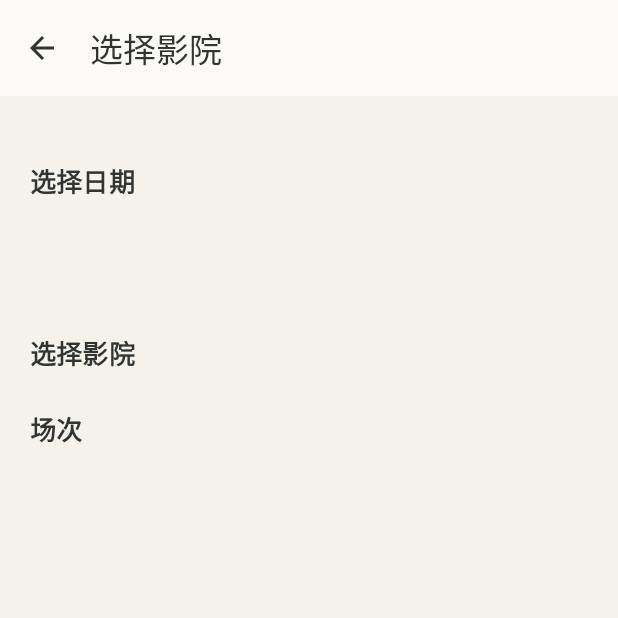
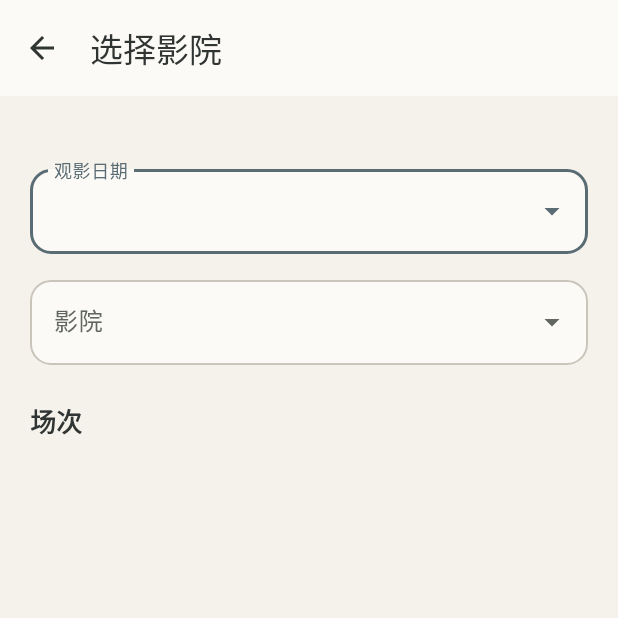
Before and after one commit to seven3420/Android-final-project, an Android app: the CinemaSelectActivity screen opened directly, with no data from a screen before it, on a phone screen of 412 x 824 dp, the top half of it. Run offline under Robolectric (Android 15) with nearby library versions, the phone set to English and light mode, and no system bars; 1 statement that could not run was skipped.

Commit message:
feat: 日期与影院改为下拉选择
- 观影日期与影院由横向/纵向列表改为 Material 下拉框，解决滑动不灵敏
- 下拉切换后自动刷新场次，保留加载、空数据与错误重试逻辑
- 统一 popup 弹层背景为莫兰迪柔白，移除默认淡紫
- 删除不再使用的 DateAdapter、CinemaAdapter 及对应布局与状态资源

```diff
--- a/app/src/main/res/color/date_text_color.xml
+++ /dev/null
@@ -1,5 +0,0 @@
-<?xml version="1.0" encoding="utf-8"?>
-<selector xmlns:android="http://schemas.android.com/apk/res/android">
-    <item android:color="@color/on_primary" android:state_selected="true" />
-    <item android:color="@color/text_primary" />
-</selector>
--- a/app/src/main/res/layout/activity_cinema_select.xml
+++ b/app/src/main/res/layout/activity_cinema_select.xml
@@ -28,6 +28,9 @@
             android:layout_width="match_parent"
             android:layout_height="wrap_content"
             android:orientation="vertical"
+            android:paddingStart="20dp"
+            android:paddingTop="8dp"
+            android:paddingEnd="20dp"
             android:paddingBottom="20dp">
 
             <TextView
@@ -35,57 +38,61 @@
                 style="@style/TextAppearance.Sixth.Caption"
                 android:layout_width="match_parent"
                 android:layout_height="wrap_content"
-                android:paddingStart="20dp"
-                android:paddingTop="6dp"
-                android:paddingEnd="20dp"
                 android:ellipsize="end"
                 android:maxLines="2"
                 android:textSize="14sp" />
+
+            <com.google.android.material.textfield.TextInputLayout
+                android:id="@+id/tilDate"
+                style="@style/Widget.Material3.TextInputLayout.OutlinedBox.ExposedDropdownMenu"
+                android:layout_width="match_parent"
+                android:layout_height="wrap_content"
+                android:layout_marginTop="16dp"
+                android:hint="观影日期"
+                app:boxBackgroundColor="@color/surface"
+                app:boxCornerRadiusBottomEnd="14dp"
+                app:boxCornerRadiusBottomStart="14dp"
+                app:boxCornerRadiusTopEnd="14dp"
+                app:boxCornerRadiusTopStart="14dp">
+
+                <com.google.android.material.textfield.MaterialAutoCompleteTextView
+                    android:id="@+id/etDate"
+                    android:layout_width="match_parent"
+                    android:layout_height="wrap_content"
+                    android:inputType="none"
+                    android:textColor="@color/text_primary"
+                    android:textSize="16sp" />
+
+            </com.google.android.material.textfield.TextInputLayout>
+
+            <com.google.android.material.textfield.TextInputLayout
+                android:id="@+id/tilCinema"
+                style="@style/Widget.Material3.TextInputLayout.OutlinedBox.ExposedDropdownMenu"
+                android:layout_width="match_parent"
+                android:layout_height="wrap_content"
+                android:layout_marginTop="12dp"
+                android:hint="影院"
+                app:boxBackgroundColor="@color/surface"
+                app:boxCornerRadiusBottomEnd="14dp"
+                app:boxCornerRadiusBottomStart="14dp"
+                app:boxCornerRadiusTopEnd="14dp"
+                app:boxCornerRadiusTopStart="14dp">
+
+                <com.google.android.material.textfield.MaterialAutoCompleteTextView
+                    android:id="@+id/etCinema"
+                    android:layout_width="match_parent"
+                    android:layout_height="wrap_content"
+                    android:inputType="none"
+                    android:textColor="@color/text_primary"
+                    android:textSize="16sp" />
+
+            </com.google.android.material.textfield.TextInputLayout>
 
             <TextView
                 style="@style/TextAppearance.Sixth.Section"
                 android:layout_width="wrap_content"
                 android:layout_height="wrap_content"
-                android:layout_marginStart="20dp"
-                android:layout_marginTop="18dp"
-                android:layout_marginEnd="20dp"
-                android:text="选择日期" />
-
-            <androidx.recyclerview.widget.RecyclerView
-                android:id="@+id/rvDates"
-                android:layout_width="match_parent"
-                android:layout_height="72dp"
-                android:clipToPadding="false"
-                android:paddingStart="20dp"
-                android:paddingTop="8dp"
-                android:paddingEnd="20dp" />
-
-            <TextView
-                style="@style/TextAppearance.Sixth.Section"
-                android:layout_width="wrap_content"
-                android:layout_height="wrap_content"
-                android:layout_marginStart="20dp"
-                android:layout_marginTop="16dp"
-                android:layout_marginEnd="20dp"
-                android:text="选择影院" />
-
-            <androidx.recyclerview.widget.RecyclerView
-                android:id="@+id/rvCinemas"
-                android:layout_width="match_parent"
-                android:layout_height="wrap_content"
-                android:clipToPadding="false"
-                android:nestedScrollingEnabled="false"
-                android:paddingStart="20dp"
-                android:paddingTop="8dp"
-                android:paddingEnd="20dp" />
-
-            <TextView
-                style="@style/TextAppearance.Sixth.Section"
-                android:layout_width="wrap_content"
-                android:layout_height="wrap_content"
-                android:layout_marginStart="20dp"
-                android:layout_marginTop="16dp"
-                android:layout_marginEnd="20dp"
+                android:layout_marginTop="24dp"
                 android:text="场次" />
 
             <FrameLayout
--- a/app/src/main/res/values-night/themes.xml
+++ b/app/src/main/res/values-night/themes.xml
@@ -15,6 +15,11 @@
         <item name="colorOnSurface">@color/text_primary</item>
         <item name="colorSurfaceVariant">@color/surface_variant</item>
         <item name="colorOnSurfaceVariant">@color/text_secondary</item>
+        <item name="colorSurfaceContainer">@color/surface</item>
+        <item name="colorSurfaceContainerLow">@color/surface</item>
+        <item name="colorSurfaceContainerHigh">@color/surface</item>
+        <item name="colorSurfaceContainerHighest">@color/surface_variant</item>
+        <item name="colorSurfaceContainerLowest">@color/surface</item>
         <item name="colorOutline">@color/outline</item>
         <item name="colorError">@color/error</item>
         <item name="colorOnError">@color/white</item>
--- a/app/src/main/res/values/themes.xml
+++ b/app/src/main/res/values/themes.xml
@@ -14,6 +14,11 @@
         <item name="colorOnSurface">@color/text_primary</item>
         <item name="colorSurfaceVariant">@color/surface_variant</item>
         <item name="colorOnSurfaceVariant">@color/text_secondary</item>
+        <item name="colorSurfaceContainer">@color/surface</item>
+        <item name="colorSurfaceContainerLow">@color/surface</item>
+        <item name="colorSurfaceContainerHigh">@color/surface</item>
+        <item name="colorSurfaceContainerHighest">@color/surface_variant</item>
+        <item name="colorSurfaceContainerLowest">@color/surface</item>
         <item name="colorOutline">@color/outline</item>
         <item name="colorError">@color/error</item>
         <item name="colorOnError">@color/white</item>
```
Also changed, not shown: app/src/main/java/cn/edu/sicnu/cs/stu/zhuoyilin/sixth/ui/cinema/CinemaAdapter.kt (deleted, +0 -55 lines), app/src/main/java/cn/edu/sicnu/cs/stu/zhuoyilin/sixth/ui/cinema/CinemaSelectActivity.kt (+54 -15 lines), app/src/main/java/cn/edu/sicnu/cs/stu/zhuoyilin/sixth/ui/cinema/DateAdapter.kt (deleted, +0 -66 lines), app/src/main/res/drawable/bg_date_chip.xml (deleted, +0 -18 lines), app/src/main/res/layout/item_cinema.xml (deleted, +0 -45 lines), app/src/main/res/layout/item_date.xml (deleted, +0 -29 lines).
